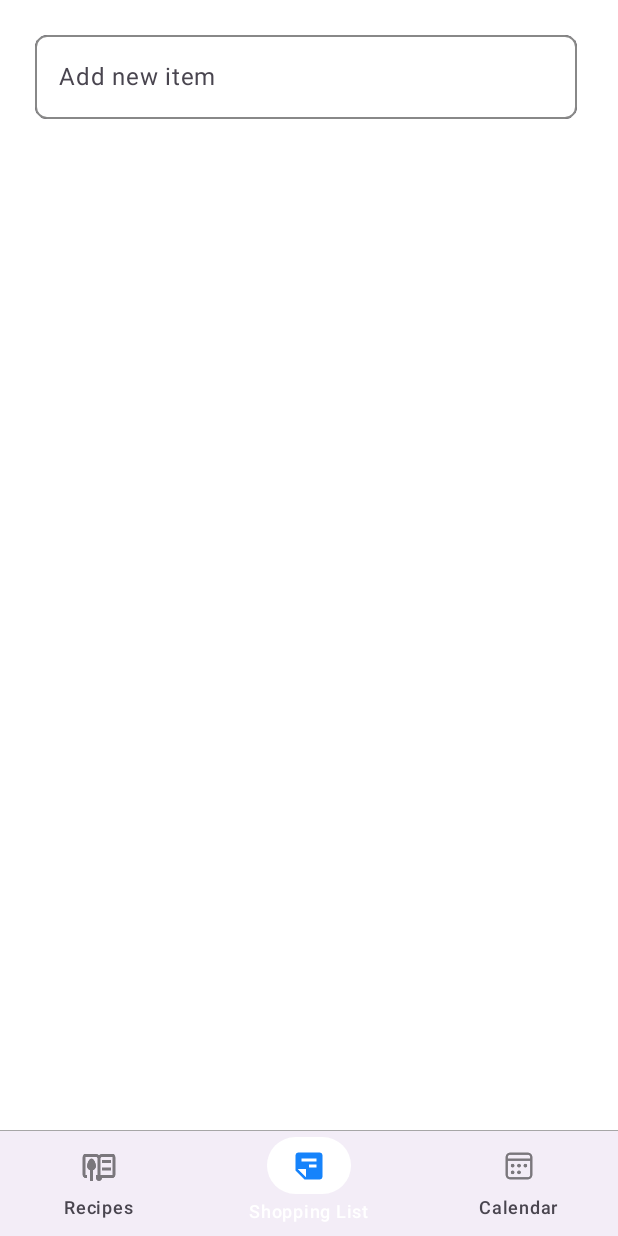
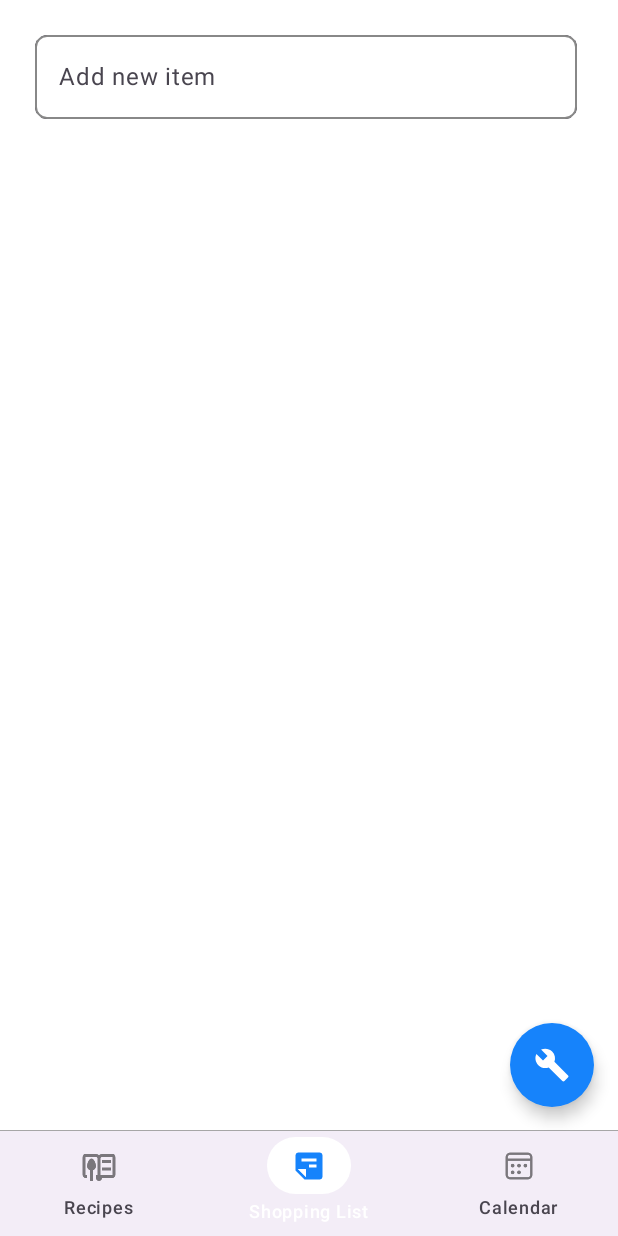
Before and after one commit to MarcinFed/FoodTracker, an Android app built with Jetpack Compose: the ShoppingListScreen screen opened through its navigation route, on a phone screen of 412 x 824 dp. Run offline under Robolectric (Android 15) with nearby library versions, the phone set to English and light mode, and no system bars; our stand-ins replace Room's generated code.

Commit message:
Adding a custom floating action button (FAB) for ShoppingList

```diff
--- a/app/src/main/java/com/example/foodtracking/Databases/ShoppingList/ListDao.kt
+++ b/app/src/main/java/com/example/foodtracking/Databases/ShoppingList/ListDao.kt
@@ -28,4 +28,9 @@ interface ListDao {
     @Query("SELECT * FROM list_table WHERE id = :id")
     fun getItem(id: Int): ListItem
 
+    @Query("UPDATE list_table SET bought = :bought")
+    fun checkAllItems(bought: Boolean)
+
+    @Query("DELETE FROM list_table WHERE bought = 1")
+    fun deleteCheckedItems()
 }
--- /dev/null
+++ b/app/src/main/java/com/example/foodtracking/Screens/Fab/ExpandedFabButton.kt
@@ -0,0 +1,141 @@
+package com.example.foodtracking.Screens.Fab
+
+import androidx.compose.animation.AnimatedVisibility
+import androidx.compose.animation.core.animateFloatAsState
+import androidx.compose.animation.expandVertically
+import androidx.compose.animation.fadeIn
+import androidx.compose.animation.fadeOut
+import androidx.compose.animation.shrinkVertically
+import androidx.compose.foundation.background
+import androidx.compose.foundation.layout.Arrangement
+import androidx.compose.foundation.layout.Column
+import androidx.compose.foundation.layout.Row
+import androidx.compose.foundation.layout.padding
+import androidx.compose.foundation.layout.size
+import androidx.compose.foundation.layout.wrapContentSize
+import androidx.compose.foundation.lazy.LazyColumn
+import androidx.compose.foundation.shape.RoundedCornerShape
+import androidx.compose.material.FloatingActionButton
+import androidx.compose.material.Icon
+import androidx.compose.material.Text
+import androidx.compose.material3.MaterialTheme.typography
+import androidx.compose.runtime.Composable
+import androidx.compose.runtime.MutableState
+import androidx.compose.runtime.getValue
+import androidx.compose.ui.Alignment
+import androidx.compose.ui.Modifier
+import androidx.compose.ui.draw.clip
+import androidx.compose.ui.draw.rotate
+import androidx.compose.ui.graphics.Color
+import androidx.compose.ui.res.stringResource
+import androidx.compose.ui.unit.dp
+import com.example.foodtracking.R
+
+@Composable
+fun MultiFloatingActionButton(
+    modifier: Modifier = Modifier,
+    items: List<FabButtonItem>,
+    fabState: MutableState<FabButtonState> = rememberMultiFabState(),
+    fabIcon: FabButtonMain,
+    fabOption: FabButtonSub = FabButtonSub(),
+    onFabItemClicked: (fabItem: FabButtonItem) -> Unit,
+    stateChanged: (fabState: FabButtonState) -> Unit = {}
+) {
+    // Animation for rotating the main FAB icon based on its state (expanded or collapsed)
+    val rotation by animateFloatAsState(
+        if (fabState.value == FabButtonState.Expand) {
+            fabIcon.iconRotate ?: 0f
+        } else {
+            0f
+        }, label = stringResource(R.string.main_fab_rotation)
+    )
+
+    Column(
+        modifier = modifier.wrapContentSize(),
+        horizontalAlignment = Alignment.End
+    ) {
+        // AnimatedVisibility to show or hide the sub-items when the Multi-FAB is expanded or collapsed
+        AnimatedVisibility(
+            visible = fabState.value.isExpanded(),
+            enter = fadeIn() + expandVertically(),
+            exit = fadeOut() + shrinkVertically()
+        ) {
+            // LazyColumn to display the sub-items in a vertical list
+            LazyColumn(
+                modifier = Modifier.wrapContentSize(),
+                horizontalAlignment = Alignment.End,
+                verticalArrangement = Arrangement.spacedBy(15.dp)
+            ) {
+                items(items.size) { index ->
+                    // Composable to display each individual sub-item
+                    MiniFabItem(
+                        item = items[index],
+                        fabOption = fabOption,
+                        onFabItemClicked = onFabItemClicked
+                    )
+                }
+                item {} // Empty item to provide spacing at the end of the list
+            }
+        }
+
+        // Main FloatingActionButton representing the Multi-FAB
+        FloatingActionButton(
+            onClick = {
+                fabState.value = fabState.value.toggleValue()
+                stateChanged(fabState.value)
+            },
+            backgroundColor = fabOption.backgroundTint,
+            contentColor = fabOption.iconTint
+        ) {
+            // Icon for the main FAB with optional rotation based on its state (expanded or collapsed)
+            Icon(
+                imageVector = fabIcon.iconRes,
+                contentDescription = stringResource(R.string.main_fab_button),
+                modifier = Modifier.rotate(rotation),
+                tint = fabOption.iconTint
+            )
+        }
+    }
+}
+
+
+@Composable
+fun MiniFabItem(
+    item: FabButtonItem,
+    fabOption: FabButtonSub,
+    onFabItemClicked: (item: FabButtonItem) -> Unit
+) {
+    Row(
+        modifier = Modifier
+            .wrapContentSize()
+            .padding(end = 10.dp),
+        horizontalArrangement = Arrangement.spacedBy(10.dp),
+        verticalAlignment = Alignment.CenterVertically
+    ) {
+        // Text label for the sub-item displayed in a rounded-corner background
+        Text(
+            text = item.label,
+            style = typography.labelSmall,
+            color = Color.Black,
+            modifier = Modifier
+                .clip(RoundedCornerShape(size = 8.dp))
+                .background(Color(0xFFCECED3))
+                .padding(all = 8.dp)
+        )
+
+        // FloatingActionButton representing the sub-item
+        FloatingActionButton(
+            onClick = { onFabItemClicked(item) },
+            modifier = Modifier.size(40.dp),
+            backgroundColor = fabOption.backgroundTint,
+            contentColor = fabOption.iconTint,
+        ) {
+            // Icon for the sub-item with customized tint
+            Icon(
+                imageVector = item.iconRes,
+                contentDescription = stringResource(R.string.float_icon),
+                tint = fabOption.iconTint
+            )
+        }
+    }
+}
--- /dev/null
+++ b/app/src/main/java/com/example/foodtracking/Screens/Fab/FabButtonItem.kt
@@ -0,0 +1,5 @@
+package com.example.foodtracking.Screens.Fab
+
+import androidx.compose.ui.graphics.vector.ImageVector
+
+data class FabButtonItem(val iconRes: ImageVector, val label: String, val id: Int)
--- /dev/null
+++ b/app/src/main/java/com/example/foodtracking/Screens/Fab/FabButtonMain.kt
@@ -0,0 +1,19 @@
+package com.example.foodtracking.Screens.Fab
+
+import androidx.compose.material.icons.Icons
+import androidx.compose.material.icons.filled.Add
+import androidx.compose.material.icons.filled.Build
+import androidx.compose.ui.graphics.vector.ImageVector
+
+interface FabButtonMain {
+    val iconRes: ImageVector
+    val iconRotate: Float?
+}
+
+private class FabButtonMainImpl(
+    override val iconRes: ImageVector,
+    override val iconRotate: Float?
+) : FabButtonMain
+
+fun FabButtonMain(iconRes: ImageVector = Icons.Filled.Build, iconRotate: Float = 90f): FabButtonMain =
+    FabButtonMainImpl(iconRes, iconRotate)
--- /dev/null
+++ b/app/src/main/java/com/example/foodtracking/Screens/Fab/FabButtonState.kt
@@ -0,0 +1,22 @@
+package com.example.foodtracking.Screens.Fab
+
+import androidx.compose.runtime.Composable
+import androidx.compose.runtime.mutableStateOf
+import androidx.compose.runtime.remember
+
+sealed class FabButtonState {
+    object Collapsed : FabButtonState()
+    object Expand : FabButtonState()
+
+    fun isExpanded() = this == Expand
+
+    fun toggleValue() = if (isExpanded()) {
+        Collapsed
+    } else {
+        Expand
+    }
+}
+
+@Composable
+fun rememberMultiFabState() =
+    remember { mutableStateOf<FabButtonState>(FabButtonState.Collapsed) }
--- /dev/null
+++ b/app/src/main/java/com/example/foodtracking/Screens/Fab/FabButtonSub.kt
@@ -0,0 +1,18 @@
+package com.example.foodtracking.Screens.Fab
+
+import androidx.compose.ui.graphics.Color
+
+interface FabButtonSub {
+    val iconTint: Color
+    val backgroundTint: Color
+}
+
+private class FabButtonSubImpl(
+    override val iconTint: Color,
+    override val backgroundTint: Color
+) : FabButtonSub
+
+fun FabButtonSub(
+    backgroundTint: Color = Color(0xFF1683FB),
+    iconTint: Color = Color.White
+): FabButtonSub = FabButtonSubImpl(iconTint, backgroundTint)
--- a/app/src/main/java/com/example/foodtracking/Screens/ShoppingListScreen.kt
+++ b/app/src/main/java/com/example/foodtracking/Screens/ShoppingListScreen.kt
@@ -1,6 +1,7 @@
 package com.example.foodtracking.Screens
 
 import android.annotation.SuppressLint
+import android.widget.Toast
 import androidx.compose.foundation.border
 import androidx.compose.foundation.layout.Arrangement
 import androidx.compose.foundation.layout.Box
@@ -16,12 +17,19 @@ import androidx.compose.foundation.shape.RoundedCornerShape
 import androidx.compose.foundation.text.KeyboardActions
 import androidx.compose.foundation.text.selection.LocalTextSelectionColors
 import androidx.compose.foundation.text.selection.TextSelectionColors
+import androidx.compose.material.icons.Icons
+import androidx.compose.material.icons.filled.Build
+import androidx.compose.material.icons.filled.Check
+import androidx.compose.material.icons.filled.Delete
+import androidx.compose.material.icons.filled.Home
+import androidx.compose.material.icons.filled.Refresh
 import androidx.compose.material3.Checkbox
 import androidx.compose.material3.CheckboxDefaults
 import androidx.compose.material3.ExperimentalMaterial3Api
 import androidx.compose.material3.MaterialTheme
 import androidx.compose.material3.OutlinedTextField
 import androidx.compose.material3.OutlinedTextFieldDefaults
+import androidx.compose.material3.Scaffold
 import androidx.compose.material3.Surface
 import androidx.compose.material3.Text
 import androidx.compose.material3.TextField
@@ -38,27 +46,75 @@ import androidx.compose.ui.Modifier
 import androidx.compose.ui.draw.clip
 import androidx.compose.ui.graphics.Color
 import androidx.compose.ui.graphics.graphicsLayer
+import androidx.compose.ui.platform.LocalContext
 import androidx.compose.ui.platform.LocalSoftwareKeyboardController
+import androidx.compose.ui.res.stringResource
 import androidx.compose.ui.text.style.TextAlign
 import androidx.compose.ui.unit.dp
 import androidx.navigation.NavController
 import com.example.foodtracking.Databases.ShoppingList.ListItem
 import com.example.foodtracking.Databases.ShoppingList.ListViewModel
+import com.example.foodtracking.R
+import com.example.foodtracking.Screens.Fab.FabButtonItem
+import com.example.foodtracking.Screens.Fab.FabButtonMain
+import com.example.foodtracking.Screens.Fab.FabButtonSub
+import com.example.foodtracking.Screens.Fab.MultiFloatingActionButton
 import com.example.foodtracking.ui.theme.FoodTrackingTheme
 import com.example.foodtracking.ui.theme.MyTextField
 
-@SuppressLint("SuspiciousIndentation")
+@SuppressLint("SuspiciousIndentation", "UnusedMaterial3ScaffoldPaddingParameter")
 @Composable
 fun ShoppingListScreen(listViewModel: ListViewModel) {
     val shoppingList by listViewModel.getAllItems()!!.collectAsState(initial = emptyList())
     var newText by remember { mutableStateOf("") }
     val keyboardController = LocalSoftwareKeyboardController.current
+    val context = LocalContext.current
 
     val customTextSelectionColors = TextSelectionColors(
         handleColor = Color.Black,
         backgroundColor = Color(0xFFBEBEBE),
     )
 
+    Scaffold(
+        modifier = Modifier.fillMaxSize(),
+        floatingActionButton = {
+            MultiFloatingActionButton(
+                items = listOf(
+                    FabButtonItem(
+                        iconRes = Icons.Filled.Check,
+                        label = stringResource(id = R.string.select),
+                        id = 0
+                    ),
+                    FabButtonItem(
+                        iconRes = Icons.Filled.Refresh,
+                        label = stringResource(id = R.string.unselect),
+                        id = 1
+                    ),
+                    FabButtonItem(
+                        iconRes = Icons.Filled.Delete,
+                        label = stringResource(id = R.string.delete),
+                        id = 2
+                    ),
+                ),
+                onFabItemClicked = { item ->
+                    when (item.id) {
+                        0 -> {
+                            listViewModel.checkAllItems(bought = true)
+                        }
+                        1 -> {
+                            listViewModel.checkAllItems(bought = false)
+                        }
+                        2 -> {
+                            listViewModel.deleteCheckedItems()
+                        }
+                        else -> Toast.makeText(context, item.label, Toast.LENGTH_SHORT).show()
+                    }
+                },
+                fabIcon = FabButtonMain(),
+                fabOption = FabButtonSub()
+            )
+        }
+    ) {
         FoodTrackingTheme {
             Surface(
                 modifier = Modifier
@@ -107,7 +163,8 @@ fun ShoppingListScreen(listViewModel: ListViewModel) {
                                             .border(
                                                 width = 1.dp,
                                                 color = Color.Gray,
-                                                shape = RoundedCornerShape(8.dp)),
+                                                shape = RoundedCornerShape(8.dp)
+                                            ),
                                         textStyle = MaterialTheme.typography.bodyLarge,
                                         singleLine = true,
                                         keyboardActions = KeyboardActions(onDone = {
@@ -167,7 +224,7 @@ fun ShoppingListScreen(listViewModel: ListViewModel) {
             }
         }
     }
-
+}
 
 fun parseItemInput(input: String): Pair<String, Int> {
     val regex = Regex("^(.+?)\\s*[xX](\\d+)$|^(.+?)\\s+(\\d+)$")
--- a/app/src/main/res/values/strings.xml
+++ b/app/src/main/res/values/strings.xml
@@ -3,5 +3,10 @@
     <string name="calendar">Calendar</string>
     <string name="recipes">Recipes</string>
     <string name="shopping_list">Shopping List</string>
-
+    <string name="main_fab_rotation">Rotation</string>
+    <string name="float_icon">Float fab button</string>
+    <string name="main_fab_button">Main fab button</string>
+    <string name="delete">Delete selected</string>
+    <string name="select">Select all</string>
+    <string name="unselect">Unselect all</string>
 </resources>
```
Also changed, not shown: app/src/main/java/com/example/foodtracking/Databases/ShoppingList/ListRepository.kt (+10 -0 lines), app/src/main/java/com/example/foodtracking/Databases/ShoppingList/ListViewModel.kt (+20 -4 lines).
